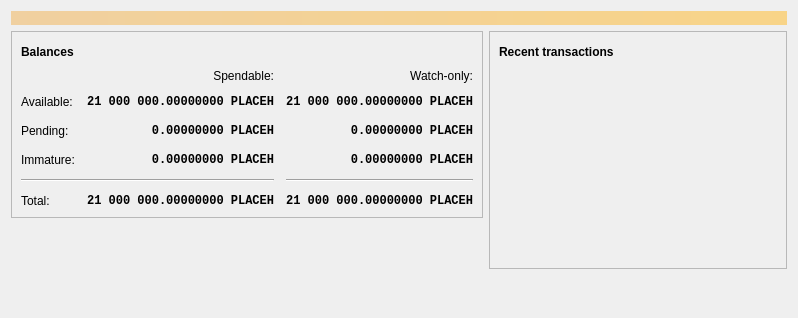
This is src/qt/forms/overviewpage.ui in VeriBlock/pop-phl as Qt 5 draws it before an edit. The edited form follows.
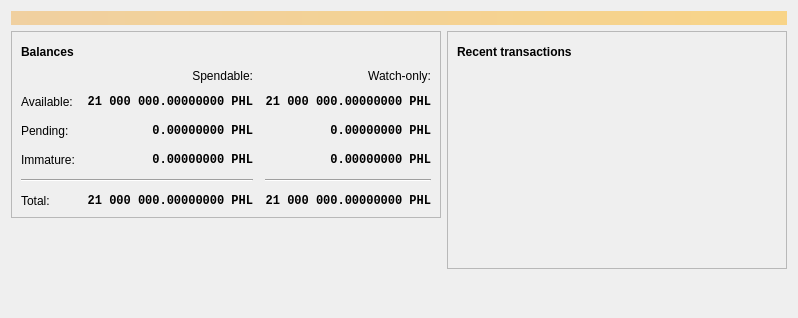
This is the edited form. Icons and pictures are not drawn.

What changed in the file:
```diff
--- a/src/qt/forms/overviewpage.ui
+++ b/src/qt/forms/overviewpage.ui
@@ -130,7 +130,7 @@
                <string>Unconfirmed transactions to watch-only addresses</string>
               </property>
               <property name="text">
-               <string notr="true">0.00000000 PLACEH</string>
+               <string notr="true">0.00000000 PHL</string>
               </property>
               <property name="alignment">
                <set>Qt::AlignRight|Qt::AlignTrailing|Qt::AlignVCenter</set>
@@ -156,7 +156,7 @@
                <string>Total of transactions that have yet to be confirmed, and do not yet count toward the spendable balance</string>
               </property>
               <property name="text">
-               <string notr="true">0.00000000 PLACEH</string>
+               <string notr="true">0.00000000 PHL</string>
               </property>
               <property name="alignment">
                <set>Qt::AlignRight|Qt::AlignTrailing|Qt::AlignVCenter</set>
@@ -182,7 +182,7 @@
                <string>Mined balance in watch-only addresses that has not yet matured</string>
               </property>
               <property name="text">
-               <string notr="true">0.00000000 PLACEH</string>
+               <string notr="true">0.00000000 PHL</string>
               </property>
               <property name="alignment">
                <set>Qt::AlignRight|Qt::AlignTrailing|Qt::AlignVCenter</set>
@@ -241,7 +241,7 @@
                <string>Mined balance that has not yet matured</string>
               </property>
               <property name="text">
-               <string notr="true">0.00000000 PLACEH</string>
+               <string notr="true">0.00000000 PHL</string>
               </property>
               <property name="alignment">
                <set>Qt::AlignRight|Qt::AlignTrailing|Qt::AlignVCenter</set>
@@ -287,7 +287,7 @@
                <string>Your current total balance</string>
               </property>
               <property name="text">
-               <string notr="true">21 000 000.00000000 PLACEH</string>
+               <string notr="true">21 000 000.00000000 PHL</string>
               </property>
               <property name="alignment">
                <set>Qt::AlignRight|Qt::AlignTrailing|Qt::AlignVCenter</set>
@@ -313,7 +313,7 @@
                <string>Current total balance in watch-only addresses</string>
               </property>
               <property name="text">
-               <string notr="true">21 000 000.00000000 PLACEH</string>
+               <string notr="true">21 000 000.00000000 PHL</string>
               </property>
               <property name="alignment">
                <set>Qt::AlignRight|Qt::AlignTrailing|Qt::AlignVCenter</set>
@@ -356,7 +356,7 @@
                <string>Your current spendable balance</string>
               </property>
               <property name="text">
-               <string notr="true">21 000 000.00000000 PLACEH</string>
+               <string notr="true">21 000 000.00000000 PHL</string>
               </property>
               <property name="alignment">
                <set>Qt::AlignRight|Qt::AlignTrailing|Qt::AlignVCenter</set>
@@ -382,7 +382,7 @@
                <string>Your current balance in watch-only addresses</string>
               </property>
               <property name="text">
-               <string notr="true">21 000 000.00000000 PLACEH</string>
+               <string notr="true">21 000 000.00000000 PHL</string>
               </property>
               <property name="alignment">
                <set>Qt::AlignRight|Qt::AlignTrailing|Qt::AlignVCenter</set>
```
